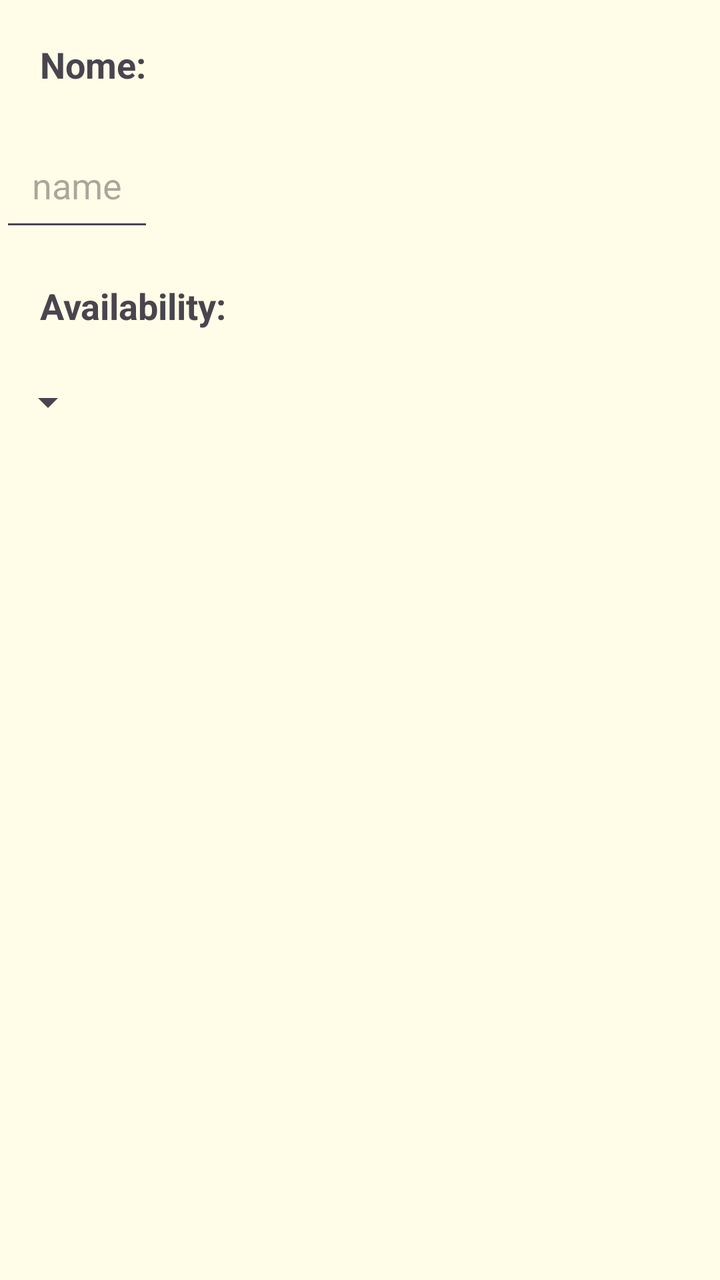
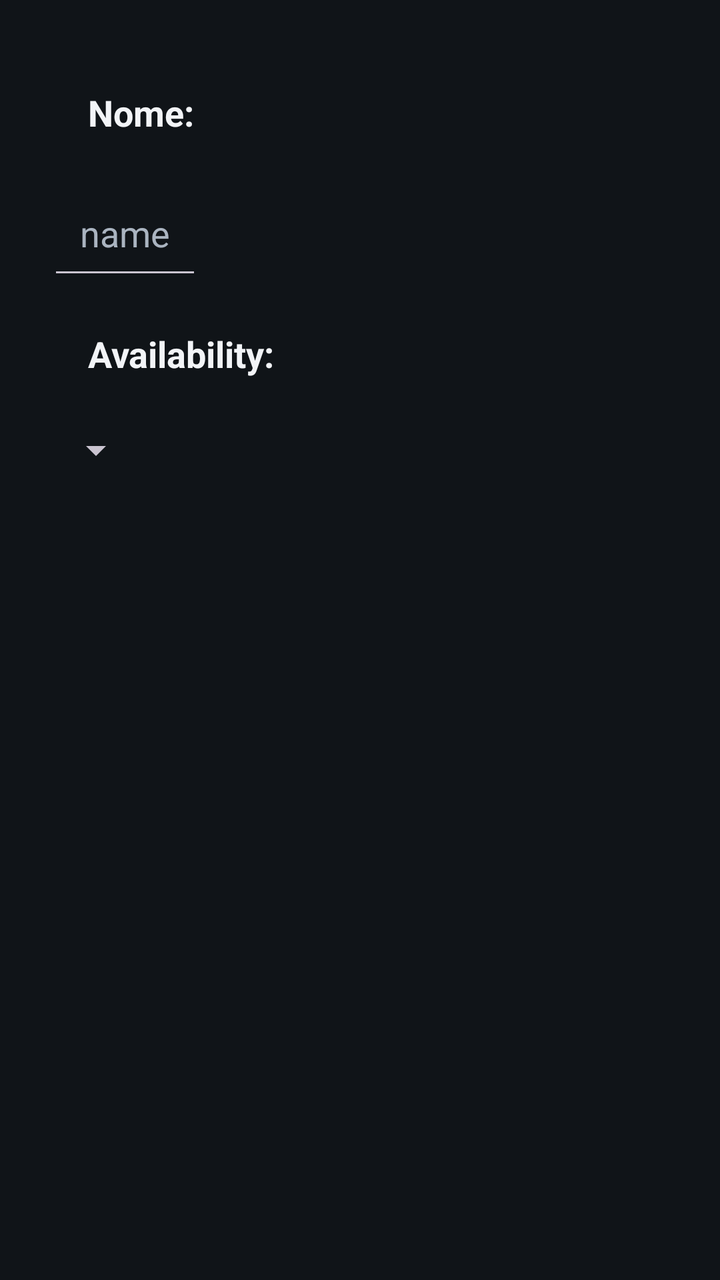

Before-and-after screenshots of an Android layout around one commit, followed by the original layout XML and the change that was made.
<!-- AndroidManifest.xml: application theme Theme.PrimeiraApp -->
<!-- res/layout/activity_register_menu.xml -->
<?xml version="1.0" encoding="utf-8"?>
<LinearLayout xmlns:android="http://schemas.android.com/apk/res/android"
    xmlns:app="http://schemas.android.com/apk/res-auto"
    xmlns:tools="http://schemas.android.com/tools"
    android:id="@+id/main"
    android:orientation="vertical"
    android:layout_width="match_parent"
    android:layout_height="match_parent"
    tools:context=".RegisterMenu">



    <TextView
        android:layout_width="wrap_content"
        android:layout_height="wrap_content"
        android:padding="20dp"
        android:textSize="18dp"
        android:textStyle="bold"
        android:text="Nome:"
        tools:layout_editor_absoluteX="16dp"
        tools:layout_editor_absoluteY="256dp"
        android:paddingEnd="50dp"
        />

    <EditText
        android:id="@+id/name"
        android:layout_width="wrap_content"
        android:layout_height="wrap_content"
        android:hint="name"
        android:inputType="textPersonName"
        android:padding="16dp"
        tools:layout_editor_absoluteX="111dp"
        tools:layout_editor_absoluteY="256dp" />


    <TextView
        android:layout_width="wrap_content"
        android:layout_height="wrap_content"
        android:padding="20dp"
        android:text="Availability:"
        android:textSize="18dp"
        android:textStyle="bold"
        tools:layout_editor_absoluteX="16dp"
        tools:layout_editor_absoluteY="353dp"
        android:paddingTop="20dp"/>

    <Spinner
        android:id="@+id/spinner"
        android:layout_width="wrap_content"
        android:layout_height="wrap_content"
        android:hint="Availability"
        android:inputType="textPersonName"
        android:padding="16dp"
        tools:layout_editor_absoluteX="165dp"
        tools:layout_editor_absoluteY="353dp" />

</LinearLayout>
<!-- resources referenced by this layout -->
<resources>
  <style name="Theme.PrimeiraApp" parent="Base.Theme.PrimeiraApp" />
  <style name="Base.Theme.PrimeiraApp" parent="Theme.Material3.DayNight.NoActionBar">
          <item name="colorPrimary">@color/primary</item>
          <item name="colorOnPrimary">@color/on_primary</item>
          <item name="colorPrimaryContainer">@color/primary_container</item>
          <item name="colorSecondary">@color/secondary</item>
          <item name="colorOnSecondary">@color/on_secondary</item>
          <item name="android:statusBarColor">@color/secondary</item>
          <item name="android:windowBackground">@color/background</item>
      </style>
  <color name="primary">#F5C518</color>
  <color name="on_primary">#1B5E20</color>
  <color name="primary_container">#FFFDE7</color>
  <color name="secondary">#1B5E20</color>
  <color name="on_secondary">#FFFFFF</color>
  <color name="background">#FFFDE7</color>
</resources>

<!-- the commit's change to res/layout/activity_register_menu.xml (unified diff, before → after) -->
@@ -6,6 +6,8 @@
     android:orientation="vertical"
     android:layout_width="match_parent"
     android:layout_height="match_parent"
+    android:background="@color/background"
+    android:padding="24dp"
     tools:context=".RegisterMenu">
 
 
@@ -14,9 +16,10 @@
         android:layout_width="wrap_content"
         android:layout_height="wrap_content"
         android:padding="20dp"
-        android:textSize="18dp"
+        android:textSize="18sp"
         android:textStyle="bold"
         android:text="Nome:"
+        android:textColor="@color/text_primary"
         tools:layout_editor_absoluteX="16dp"
         tools:layout_editor_absoluteY="256dp"
         android:paddingEnd="50dp"
@@ -29,6 +32,8 @@
         android:hint="name"
         android:inputType="textPersonName"
         android:padding="16dp"
+        android:textColor="@color/text_primary"
+        android:textColorHint="@color/text_secondary"
         tools:layout_editor_absoluteX="111dp"
         tools:layout_editor_absoluteY="256dp" />
 
@@ -38,8 +43,9 @@
         android:layout_height="wrap_content"
         android:padding="20dp"
         android:text="Availability:"
-        android:textSize="18dp"
+        android:textSize="18sp"
         android:textStyle="bold"
+        android:textColor="@color/text_primary"
         tools:layout_editor_absoluteX="16dp"
         tools:layout_editor_absoluteY="353dp"
         android:paddingTop="20dp"/>
<!-- resource entries referenced after the edit -->
@@ -1,20 +1,30 @@
 <!-- resources referenced by this layout -->
 <resources>
   <style name="Theme.PrimeiraApp" parent="Base.Theme.PrimeiraApp" />
-  <style name="Base.Theme.PrimeiraApp" parent="Theme.Material3.DayNight.NoActionBar">
+  <style name="Base.Theme.PrimeiraApp" parent="Theme.Material3.Dark.NoActionBar">
           <item name="colorPrimary">@color/primary</item>
           <item name="colorOnPrimary">@color/on_primary</item>
           <item name="colorPrimaryContainer">@color/primary_container</item>
           <item name="colorSecondary">@color/secondary</item>
           <item name="colorOnSecondary">@color/on_secondary</item>
-          <item name="android:statusBarColor">@color/secondary</item>
+          <item name="colorSurface">@color/surface</item>
+          <item name="colorSurfaceVariant">@color/card_stroke</item>
+          <item name="colorError">@color/error</item>
+          <item name="android:statusBarColor">@color/background</item>
+          <item name="android:navigationBarColor">@color/background</item>
+          <item name="android:windowLightStatusBar">false</item>
           <item name="android:windowBackground">@color/background</item>
       </style>
   <color name="primary">#F5C518</color>
-  <color name="on_primary">#1B5E20</color>
-  <color name="primary_container">#FFFDE7</color>
-  <color name="secondary">#1B5E20</color>
-  <color name="on_secondary">#FFFFFF</color>
-  <color name="background">#FFFDE7</color>
+  <color name="on_primary">#17130A</color>
+  <color name="primary_container">#3B3210</color>
+  <color name="secondary">#2A9D78</color>
+  <color name="on_secondary">#071A14</color>
+  <color name="surface">#1A2027</color>
+  <color name="card_stroke">#34404C</color>
+  <color name="error">#FF6B6B</color>
+  <color name="background">#101418</color>
+  <color name="text_primary">#F2F4F7</color>
+  <color name="text_secondary">#AAB4C0</color>
 </resources>
 
